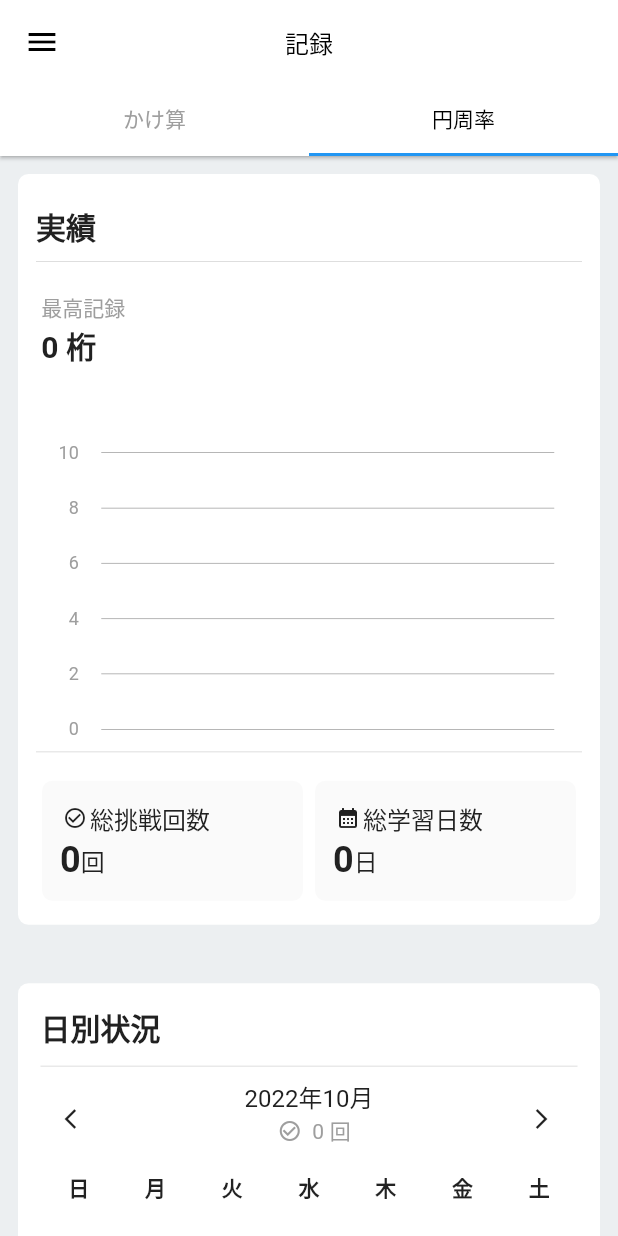
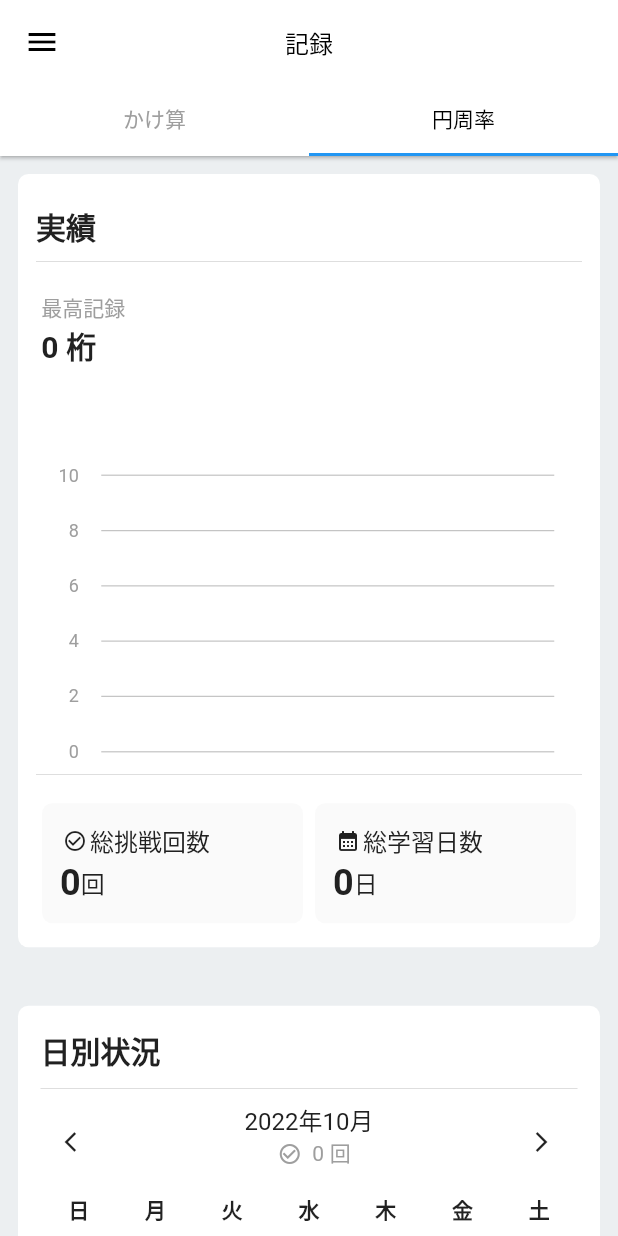
Before and after one commit to matsumo-and/Flutter_Pi_Memorization, a Flutter app: the ProgressRecord screen opened directly, tab 2 chosen, on a phone screen of 412 x 824 dp. Run offline on Flutter 3.47's test engine with Material 2 defaults, Android fonts, the phone set to English and light mode, and no system bars; drawn by our look-alikes of fl_chart; our stand-ins replace flutter_riverpod, flutter_svg, freezed_annotation, google_fonts, hive, hive_flutter and 1 more; accounts and stored records are empty; key blocks and very long unbroken strings in the code were emptied for the run.

Commit message:
[fix]add comment

```diff
--- a/lib/view/progress_record/pi_memorization/charts.dart
+++ b/lib/view/progress_record/pi_memorization/charts.dart
@@ -58,7 +58,7 @@ class PiChartState extends ConsumerState<PiChart> {
     final double maxY = (lastRecord / 10 + 1).floorToDouble() * 10;
 
     //最高記録リストの長さによってスクロール可能な範囲を決定する
-    ///chart width = [bestRecordsState.length]+余白の両端二つ分に
+    ///chart width = [bestRecordsState.length]+余白の両端二つ分に点同士の距離をかけ、軸の[reservedSize]とContainerの[padding]を足し合わせたもの
     final double maxWidth = (bestRecordsState.length + 2) * 50 + 55;
     final double minWidth = MediaQuery.of(context).size.width - 55;
     final double lineWidth = minWidth > maxWidth ? minWidth : maxWidth;
@@ -145,6 +145,7 @@ class PiChartState extends ConsumerState<PiChart> {
               width: lineWidth,
               //軸のない上と右側にPaddingを設ける
               padding: const EdgeInsets.only(top: 15, right: 15),
+              margin: const EdgeInsets.only(top: 15),
               child: LineChart(LineChartData(
                 minX: minX,
                 minY: minY,
```
